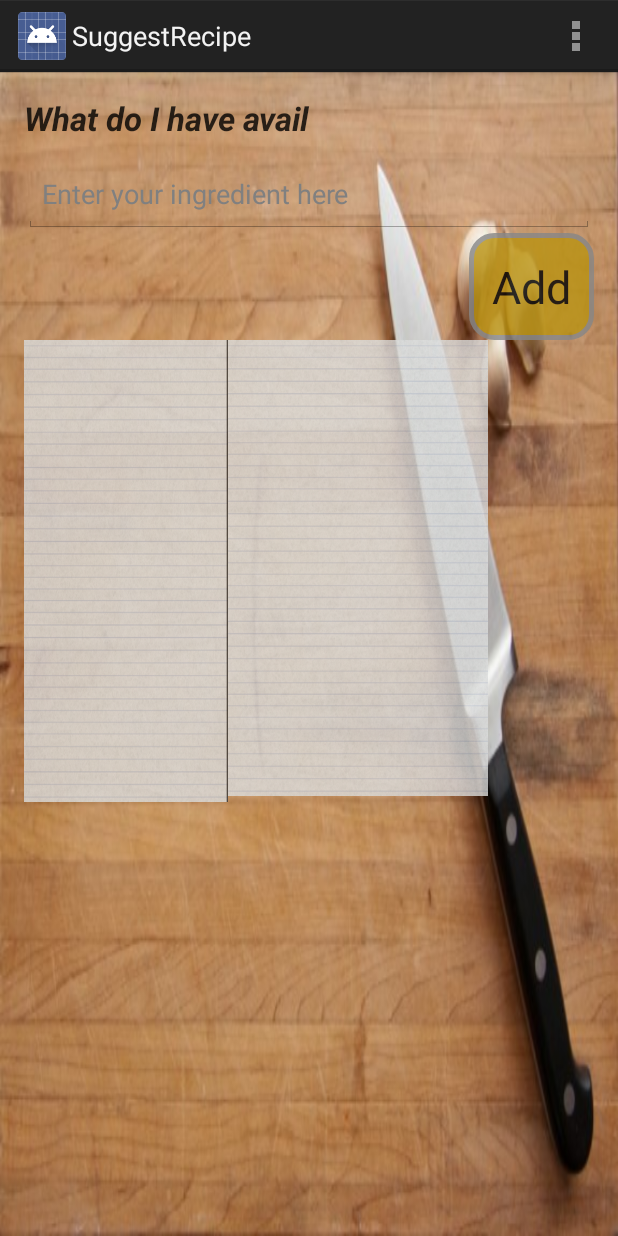
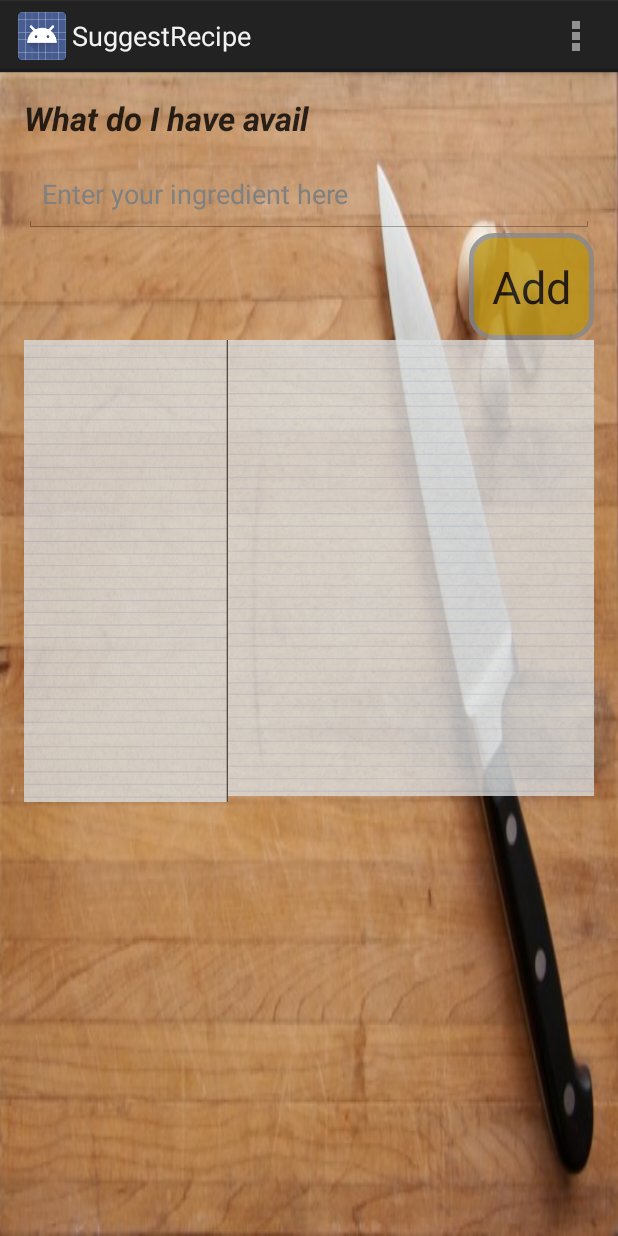
Before and after one commit to stefanNaumov/RecipeSuggestor, an Android app: the SuggestRecipeActivity screen opened directly, with no data from a screen before it, on a phone screen of 412 x 824 dp. Run offline under Robolectric (Android 15) with nearby library versions, the light colour scheme and no system bars; 1 statement that could not run was skipped.

Commit message:
add/delete logic fix in SuggestRecipeActivity

```diff
--- a/app/src/main/java/com/example/stefan/recipesuggestor/SuggestRecipeActivity.java
+++ b/app/src/main/java/com/example/stefan/recipesuggestor/SuggestRecipeActivity.java
@@ -6,6 +6,7 @@ import android.view.Menu;
 import android.view.MenuItem;
 import android.view.MotionEvent;
 import android.view.View;
+import android.widget.AdapterView;
 import android.widget.ArrayAdapter;
 import android.widget.Button;
 import android.widget.EditText;
@@ -25,7 +26,8 @@ import Utils.IngredientsContainer;
 import Utils.RecipeAdapter;
 
 
-public class SuggestRecipeActivity extends Activity implements View.OnClickListener, View.OnTouchListener{
+public class SuggestRecipeActivity extends Activity implements View.OnClickListener, View.OnTouchListener,
+        AdapterView.OnItemLongClickListener{
 
     private TypeWriterAnimator mAvailableIngredientsTypeAnimator;
     private KeyboardHider mKeyBoardHider;
@@ -74,6 +76,8 @@ public class SuggestRecipeActivity extends Activity implements View.OnClickListe
         //classes need for the ingredients list view
         mAvailableIngredientsListView = (ListView)
                 findViewById(R.id.suggestRecipeAvailableIngredientsListViewId);
+        mAvailableIngredientsListView.setLongClickable(true);
+        mAvailableIngredientsListView.setOnItemLongClickListener(this);
 
         mIngredientsContainer = IngredientsContainer.getInstance();
 
@@ -173,10 +177,23 @@ public class SuggestRecipeActivity extends Activity implements View.OnClickListe
             }
         }
 
-        //if suggested recipes are found set them to the suggested recipes list view
-        if (suggestedRecipes.size() > 0){
-           mRecipeAdapter = new RecipeAdapter(this,R.layout.main_list_row_recipe,suggestedRecipes);
-            mSuggestedRecipesListView.setAdapter(mRecipeAdapter);
-        }
+        //set suggested recipes to the suggested recipes list view
+        mRecipeAdapter = new RecipeAdapter(this,R.layout.main_list_row_recipe,suggestedRecipes);
+        mSuggestedRecipesListView.setAdapter(mRecipeAdapter);
+    }
+
+    @Override
+    public boolean onItemLongClick(AdapterView<?> adapterView, View view, int i, long l) {
+
+        this.mIngredientsContainer.getIngredientsList().remove(i);
+        this.mAvailableIngredientsListView.setAdapter(
+                new ArrayAdapter<String>(
+                        this,android.R.layout.simple_list_item_1,
+                        this.mIngredientsContainer.getIngredientsList()));
+
+        //ingredients list has changed - check for suggested recipes
+        this.checkForSuggestedRecipes();
+
+        return false;
     }
 }
--- a/app/src/main/res/layout/activity_suggest_recipe.xml
+++ b/app/src/main/res/layout/activity_suggest_recipe.xml
@@ -51,7 +51,7 @@
             android:background="@drawable/listviewrightborder"/>
 
         <ListView
-            android:layout_width="173dp"
+            android:layout_width="match_parent"
             android:layout_height="304dp"
             android:id="@+id/suggestRecipeSuggestedRecipesListViewId"
             android:background="@drawable/paper"/>
```
